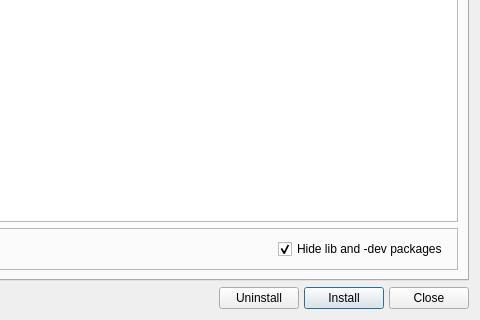
The window that mainwindow.ui (AdrianTM/mx-package-manager) describes before a commit, drawn with Qt 5; both pictures show x 462 to 942 and y 208 to 528 of the 942 by 528 pixel window.
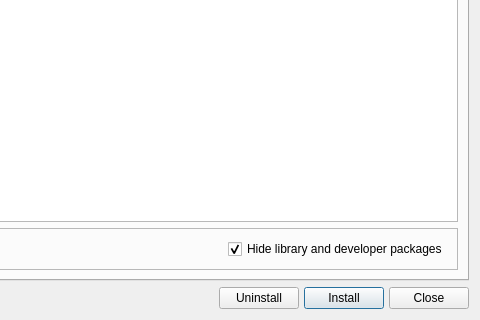
The same window after the commit. Icons and pictures are not drawn.

```diff
--- a/mainwindow.ui
+++ b/mainwindow.ui
@@ -499,7 +499,7 @@
           <item>
            <widget class="QCheckBox" name="checkHideLibs">
             <property name="text">
-             <string>Hide lib and -dev packages</string>
+             <string>Hide library and developer packages</string>
             </property>
             <property name="checked">
              <bool>true</bool>
```
